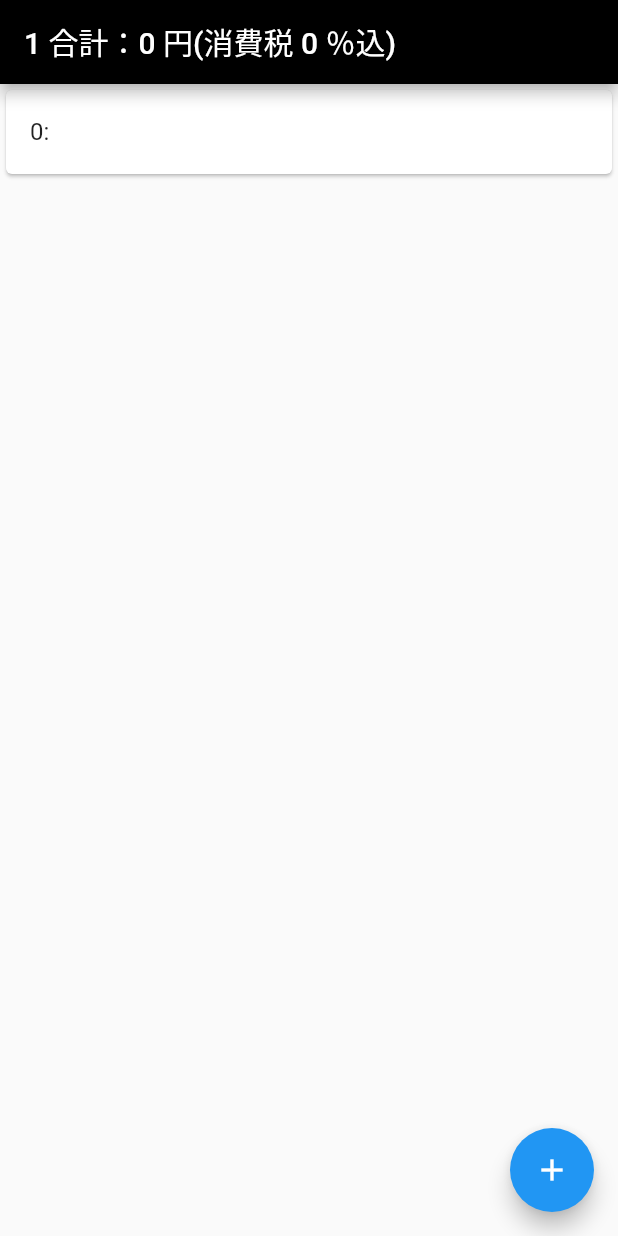
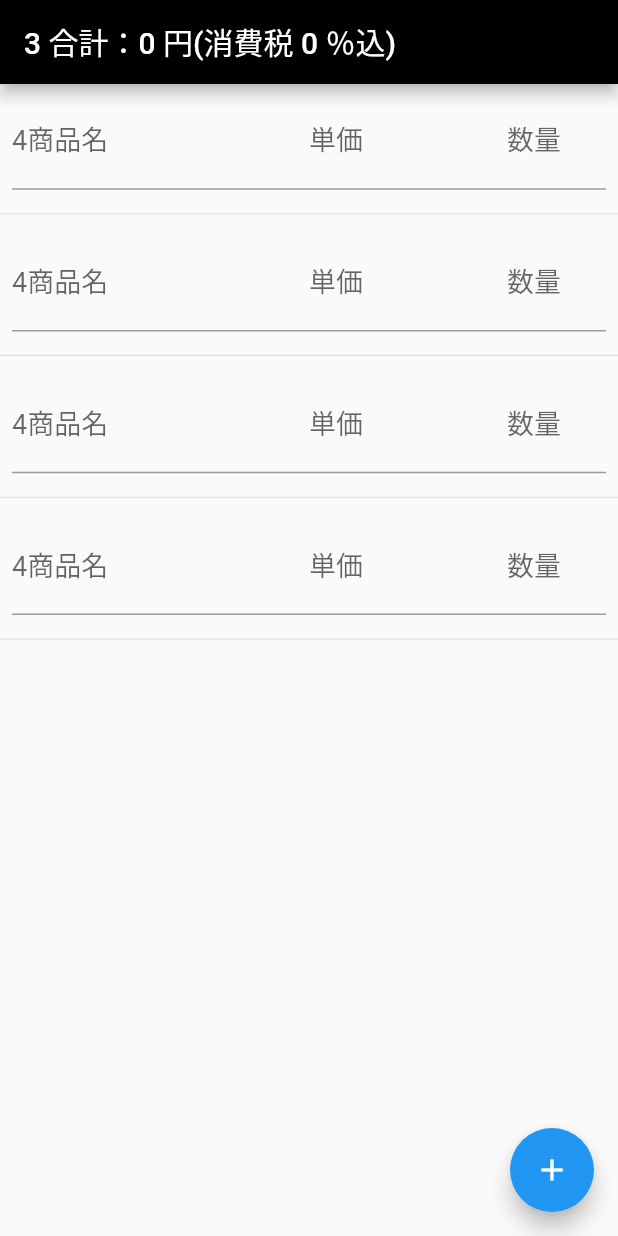
Before and after one commit to Nagao-Y/Android_shopping_list, a Flutter app: the screen it shows after launch, on a phone screen of 412 x 824 dp. Run offline on Flutter 3.47's test engine with Material 2 defaults, Android fonts, the phone set to English and light mode, and no system bars.

```diff
--- a/lib/main.dart
+++ b/lib/main.dart
@@ -11,7 +11,6 @@ class MyApp extends StatelessWidget {
     return MaterialApp(
       title: '買い物かごの合計金額',
       theme: ThemeData(
-
         primarySwatch: Colors.blue,
       ),
       home: MyHomePage(),
@@ -30,21 +29,19 @@ class MyHomePage extends StatefulWidget {
 
 
 class _MyHomePageState extends State<MyHomePage> {
+  final myController = TextEditingController();
+  //final GlobalKey<ScaffoldState> _scaffoldKey = new GlobalKey<ScaffoldState>();
+  //int _id;
 
+  List<Map<String,dynamic>> listItems = [
+    {"id":1, "goods":"goods1","price":"100","pieces":"0"},
+    {"id":2, "goods":"goods2","price":"100","pieces":"0"},
+    {"id":3, "goods":"goods3","price":"100","pieces":"0"},
+  ];
+  static int _thingCounter = 3;
   int _sum = 0;
   int _tax = 0;
-  static int _thingCounter = 1;
 
-  void _addSum(){
-
-  }
-
-
-  _createNewData(){//ビルドさせるデータを増やす
-    setState(() {//この中に変数の処理を書く
-      _thingCounter++;
-    });
-  }
 
   @override
   Widget build(BuildContext context) {
@@ -54,33 +51,85 @@ class _MyHomePageState extends State<MyHomePage> {
         title: Text('$_thingCounter 合計：$_sum 円(消費税 $_tax ％込)'),
         backgroundColor: Colors.black,
       ),
-      body:_buildBuyList(),//中身の処理は別ウィジェットに任せる
+      body:ListView.builder(
+            itemBuilder: (BuildContext context,int i){
+              if(i.isOdd) return Divider();
+              final index = i ~/ 2;
+              if(index < _thingCounter){
+                return Container( padding: const EdgeInsets.all(8),
+                  child: Row(children: [
+
+                    //商品名
+                    Expanded(
+                      flex: 30,
+                      child: TextField(
+                        decoration: InputDecoration(
+                          labelText: _thingCounter.toString() + "商品名",
+                        ),
+                        style: new TextStyle(
+                          fontSize: 18.0,
+                        ),
+                        controller: myController,
+                      ),
+                    ),
+
+                    //単価
+                    Expanded(
+                      flex: 20,
+                      child: TextField(
+                        keyboardType: TextInputType.number,
+                        decoration: InputDecoration(
+                          labelText: "単価",
+                          hintText: "0",
+                        ),
+                        style: new TextStyle(
+                          fontSize: 18.0,
+                        ),
+                        controller: myController
+                      ),
+                    ),
+
+                    //数量
+                    Expanded(
+                            flex: 10,
+                            child: TextField(
+                              keyboardType: TextInputType.number,
+                              decoration: InputDecoration(
+                                labelText: "数量",
+                                hintText: "0",
+                              ),
+                              style: new TextStyle(
+                                fontSize: 18.0,
+                              ),
+                              controller: myController
+                            ),
+                          ),
+
+                  ],),
+                );
+              }
+            }
+          ),
 
       floatingActionButton: FloatingActionButton(
-        onPressed: _createNewData,
+        onPressed: _createNewList(),
         tooltip: 'Increment',
         child: Icon(Icons.add),
       ), // This trailing comma makes auto-formatting nicer for build methods.
     );
   }
 
-  Widget _buildBuyList() {//メインコンテンツ
-    return ListView(
-      children: List.generate(_thingCounter, (int index){
-        return Card(
-          child: ListTile(
-            title: Text('$index:'),
-          ),
-        );
-        return Card(
-          child: TextField(
-            decoration: const InputDecoration(
-              labelText: '商品名'
-            ),
-          ),
-        );
-      }),
-    );
+
+  _createNewList(){
+    setState(() {//この中に変数の処理を書く
+      _thingCounter++;
+    });
+  }
+
+  void  _changeItemData(int id,String goodsName,int price,int pieces){//数値を反映させる
+    setState(() {//この中に変数の処理を書く
+      listItems.add({"id":_thingCounter.toString(),"goods":goodsName,"price":price,"pieces":pieces});
+    });
   }
 
 }
```
